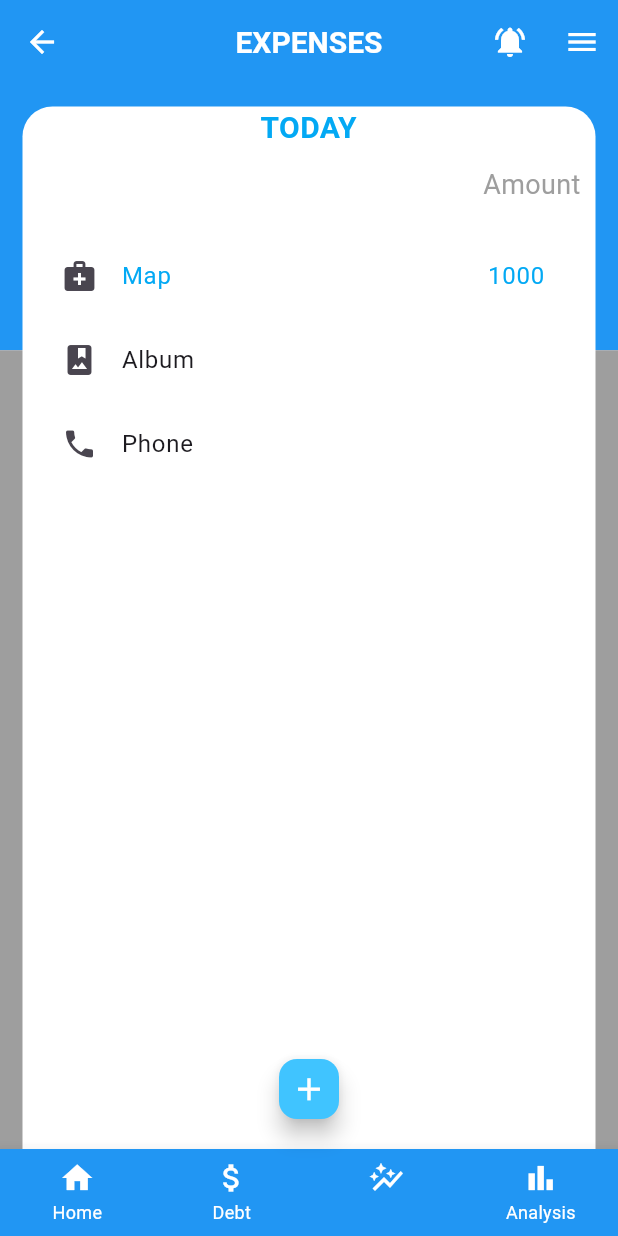
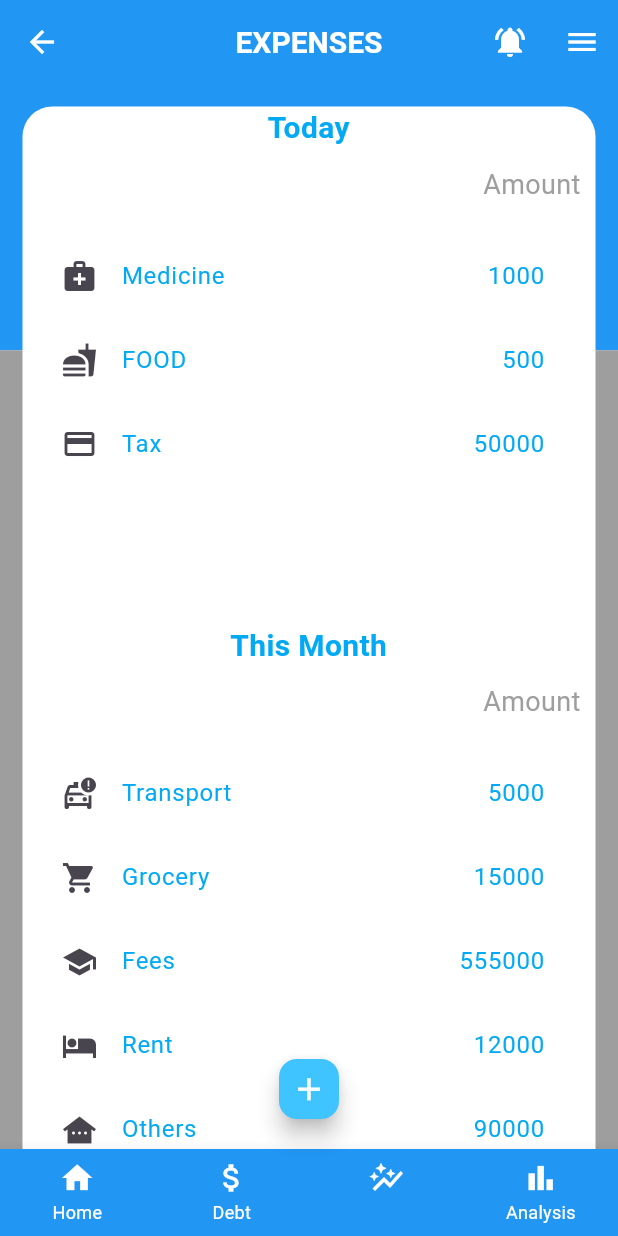
Before and after one commit to aman5196/SpendwiseTracker-App, a Flutter app: the screen it shows after launch, item 3 of the bottom bar chosen, on a phone screen of 412 x 824 dp. Run offline on Flutter 3.47's test engine with Material 3 defaults, Android fonts, the phone set to English and light mode, and no system bars; our stand-ins replace pie_chart.

Commit message:
Update expense_page.dart

```diff
--- a/lib/screens/expense_page.dart
+++ b/lib/screens/expense_page.dart
@@ -64,7 +64,7 @@ class ExpensePage extends StatelessWidget {
                       Container(
                         child: Center(
                           child:  Text(
-                            " TODAY ", // Change text here
+                            " Today ", // Change text here
                             style: TextStyle(color: Colors.lightBlue,fontSize: 20, fontWeight: FontWeight.bold),
                           ),
                         ),
@@ -82,7 +82,7 @@ class ExpensePage extends StatelessWidget {
                       Container(
                         margin: const EdgeInsets.all(10),
                         //color: Colors.red,
-                        height: 200,
+                        height: 250,
                         child: ListView(
                           children: [
                             ListTile(
@@ -91,18 +91,109 @@ class ExpensePage extends StatelessWidget {
                               title: Row(
                                   mainAxisAlignment: MainAxisAlignment.spaceBetween,
                                   children:[
-                                    Text('Map'),
+                                    Text('Medicine'),
                                     Text('1000')
                                   ]
                               ),),
                             ListTile(
-                              leading: Icon(Icons.photo_album),
-                              title: Text('Album'),
-                            ),
+                              leading: Icon(Icons.fastfood),
+                              textColor: Colors.lightBlue,
+                              title: Row(
+                                  mainAxisAlignment: MainAxisAlignment.spaceBetween,
+                                  children:[
+                                    Text('FOOD'),
+                                    Text('500')
+                                  ]
+                              ),),
                             ListTile(
-                              leading: Icon(Icons.phone),
-                              title: Text('Phone'),
-                            ),
+                              leading: Icon(Icons.payment),
+                              textColor: Colors.lightBlue,
+                              title: Row(
+                                  mainAxisAlignment: MainAxisAlignment.spaceBetween,
+                                  children:[
+                                    Text('Tax'),
+                                    Text('50000')
+                                  ]
+                              ),),
+                          ],
+                        ),
+
+                      ),
+
+                      Container(
+                        child: Center(
+                          child:  Text(
+                            " This Month ", // Change text here
+                            style: TextStyle(color: Colors.lightBlue,fontSize: 20, fontWeight: FontWeight.bold),
+                          ),
+                        ),
+                      ),
+                      Container(
+                        margin: const EdgeInsets.all(10),
+                        child: Align(
+                          alignment: Alignment.centerRight,
+                          child:  Text(
+                            " Amount", // Change text here
+                            style: TextStyle(color: Colors.grey,fontSize: 18),
+                          ),
+                        ),
+                      ),
+                      Container(
+                        margin: const EdgeInsets.all(10),
+                        //color: Colors.yellow,
+                        height: 290,
+                        child: ListView(
+                          children: [
+                            ListTile(
+                              leading: Icon(Icons.taxi_alert_outlined),
+                              textColor: Colors.lightBlue,
+                              title: Row(
+                                  mainAxisAlignment: MainAxisAlignment.spaceBetween,
+                                  children:[
+                                    Text('Transport'),
+                                    Text('5000')
+                                  ]
+                              ),),
+                            ListTile(
+                              leading: Icon(Icons.local_grocery_store),
+                              textColor: Colors.lightBlue,
+                              title: Row(
+                                  mainAxisAlignment: MainAxisAlignment.spaceBetween,
+                                  children:[
+                                    Text('Grocery'),
+                                    Text('15000')
+                                  ]
+                              ),),
+                            ListTile(
+                              leading: Icon(Icons.school),
+                              textColor: Colors.lightBlue,
+                              title: Row(
+                                  mainAxisAlignment: MainAxisAlignment.spaceBetween,
+                                  children:[
+                                    Text('Fees'),
+                                    Text('555000')
+                                  ]
+                              ),),
+                            ListTile(
+                              leading: Icon(Icons.hotel),
+                              textColor: Colors.lightBlue,
+                              title: Row(
+                                  mainAxisAlignment: MainAxisAlignment.spaceBetween,
+                                  children:[
+                                    Text('Rent'),
+                                    Text('12000')
+                                  ]
+                              ),),
+                            ListTile(
+                              leading: Icon(Icons.other_houses_sharp),
+                              textColor: Colors.lightBlue,
+                              title: Row(
+                                  mainAxisAlignment: MainAxisAlignment.spaceBetween,
+                                  children:[
+                                    Text('Others'),
+                                    Text('90000')
+                                  ]
+                              ),),
                           ],
                         ),
 
```
